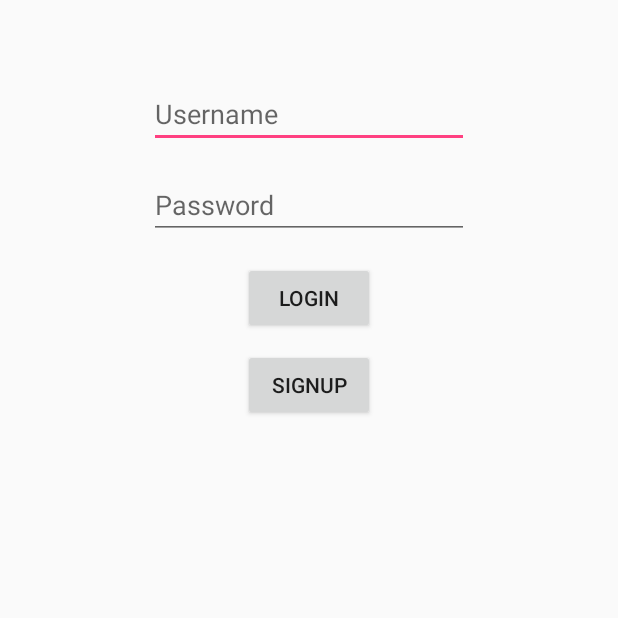
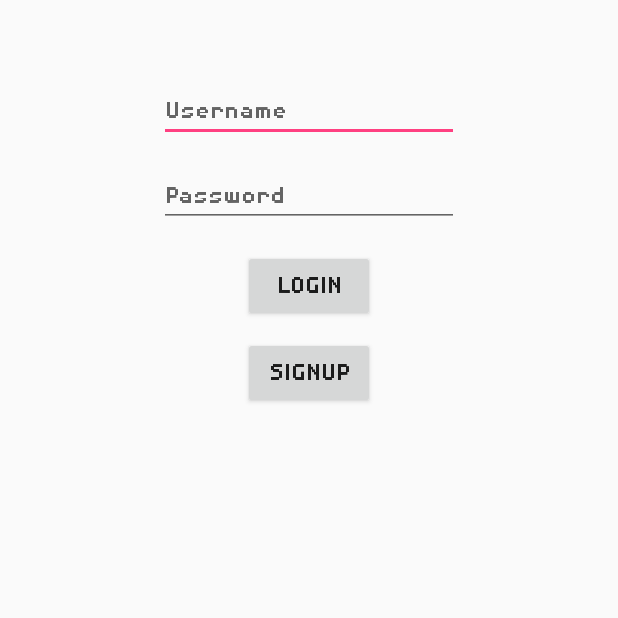
Before and after one commit to FBU2018-L3/1-Up, an Android app: the screen it shows after launch (LoginActivity), on a phone screen of 412 x 824 dp, the top half of it. Run offline under Robolectric (Android 15) with nearby library versions, the phone set to English and light mode, and no system bars; our stand-ins replace ButterKnife; libraries missing offline, so code that uses them is left out: com.google.firebase.iid, com.parse; 13 statements that could not run were skipped.

Commit message:
change default font to custom font

```diff
--- a/One-Up/app/src/main/java/com/l3/one_up/ParseApplication.java
+++ b/One-Up/app/src/main/java/com/l3/one_up/ParseApplication.java
@@ -1,18 +1,16 @@
 package com.l3.one_up;
 
 import android.app.Application;
-import android.content.Intent;
 import android.util.Log;
 
-import com.facebook.login.LoginManager;
 import com.google.firebase.iid.FirebaseInstanceId;
 import com.l3.one_up.model.Activity;
 import com.l3.one_up.model.Event;
 import com.l3.one_up.model.Goal;
 import com.l3.one_up.model.PowerUp;
 import com.l3.one_up.model.User;
+import com.l3.one_up.services.TypefaceUtil;
 import com.parse.Parse;
-import com.parse.ParseAnalytics;
 import com.parse.ParseException;
 import com.parse.ParseInstallation;
 import com.parse.ParseObject;
@@ -26,6 +24,8 @@ public class ParseApplication extends Application {
     @Override
     public void onCreate() {
         super.onCreate();
+
+        TypefaceUtil.overrideFont(getApplicationContext(), "SERIF", "fonts/DisposableDroidBB.ttf");
 
         // Use for troubleshooting -- remove this line for production
         Parse.setLogLevel(Parse.LOG_LEVEL_DEBUG);
--- /dev/null
+++ b/One-Up/app/src/main/java/com/l3/one_up/services/TypefaceUtil.java
@@ -0,0 +1,32 @@
+package com.l3.one_up.services;
+
+import android.content.Context;
+import android.graphics.Typeface;
+import android.util.Log;
+
+import java.lang.reflect.Field;
+
+/**
+ * Class provided by artem-zinnatullin on GitHub Gist
+ * https://gist.github.com/artem-zinnatullin/7749076
+ */
+public class TypefaceUtil {
+
+    /**
+     * Using reflection to override default typeface
+     * @param context to work with assets
+     * @param defaultFontNameToOverride for example "monospace"
+     * @param customFontFileNameInAssets file name of the font from assets
+     */
+    public static void overrideFont(Context context, String defaultFontNameToOverride, String customFontFileNameInAssets) {
+        try {
+            final Typeface customFontTypeface = Typeface.createFromAsset(context.getAssets(), customFontFileNameInAssets);
+
+            final Field defaultFontTypefaceField = Typeface.class.getDeclaredField(defaultFontNameToOverride);
+            defaultFontTypefaceField.setAccessible(true);
+            defaultFontTypefaceField.set(null, customFontTypeface);
+        } catch (Exception e) {
+            Log.e("TypefaceUtil","Can not set custom font " + customFontFileNameInAssets + " instead of " + defaultFontNameToOverride);
+        }
+    }
+}
--- a/One-Up/app/src/main/res/values/styles.xml
+++ b/One-Up/app/src/main/res/values/styles.xml
@@ -6,6 +6,8 @@
         <item name="colorPrimary">@color/colorPrimary</item>
         <item name="colorPrimaryDark">@color/colorPrimaryDark</item>
         <item name="colorAccent">@color/colorAccent</item>
+        <item name="android:typeface">serif</item>
+        <item name="android:textSize">20sp</item>
     </style>
 
 </resources>
```
Also changed, not shown: One-Up/app/src/main/assets/fonts/DisposableDroidBB.ttf (added), One-Up/app/src/main/assets/fonts/DisposableDroidBB_bld.ttf (added), One-Up/app/src/main/assets/fonts/DisposableDroidBB_bldital.ttf (added), One-Up/app/src/main/assets/fonts/DisposableDroidBB_ital.ttf (added).
